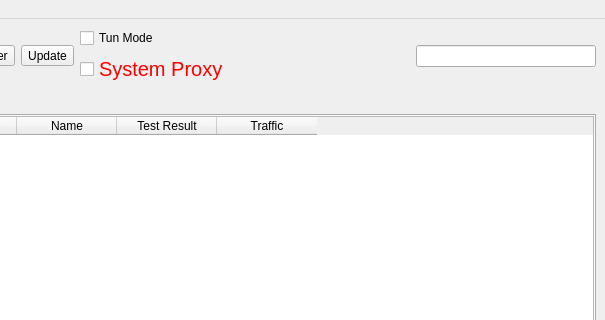
Above: ui/mainwindow.ui from bernard-xu/nekoray before the change; both pictures show x 195 to 800 and y 0 to 320 of the 800 by 600 pixel window. Below: the same form after it.
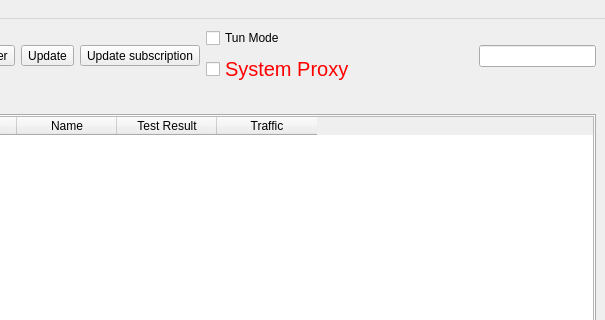
That is the form after the change. Icons and pictures are not drawn. Custom widgets are drawn as their Qt base class.

Commit message:
feat: 添加更新订阅按钮并连接点击事件
在MainWindow中添加了更新订阅按钮，并连接了其点击事件以触发更新订阅功能。UI文件中新增了按钮的布局和属性设置。

The edit to the form file:
```diff
--- a/ui/mainwindow.ui
+++ b/ui/mainwindow.ui
@@ -116,6 +116,27 @@
                 </property>
               </widget>
             </item>
+            <!-- 添加更新订阅按钮 -->
+            <item>
+              <widget class="QToolButton" name="toolButton_update_subscription">
+                <property name="text">
+                  <string>Update subscription</string>
+                </property>
+                <property name="icon">
+                  <iconset theme="b-network-server">
+                    <normaloff>.</normaloff>.</iconset>
+                </property>
+                <property name="iconSize">
+                  <size>
+                    <width>24</width>
+                    <height>24</height>
+                  </size>
+                </property>
+                <property name="toolButtonStyle">
+                  <enum>Qt::ToolButtonTextUnderIcon</enum>
+                </property>
+              </widget>
+            </item>
             <item>
               <layout class="QVBoxLayout" name="verticalLayout_4">
                 <item>
```
The commit also changes 1 other file.
